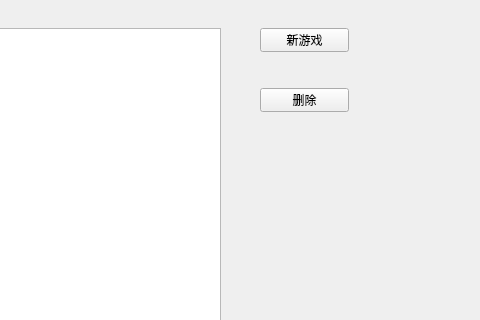
First picture: the form in widgets/recordbrowser.ui, repository creeper12356/QLink-by-creeper, before the edit; both pictures show x 320 to 800 and y 92 to 412 of the 800 by 600 pixel window.
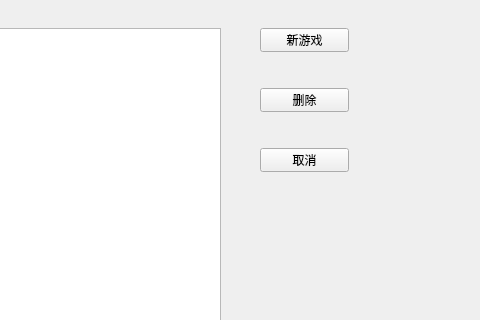
Second picture: the form after the edit.

Diff of the .ui file:
```diff
--- a/widgets/recordbrowser.ui
+++ b/widgets/recordbrowser.ui
@@ -89,6 +89,19 @@
     <string>删除</string>
    </property>
   </widget>
+  <widget class="QPushButton" name="cancel_button">
+   <property name="geometry">
+    <rect>
+     <x>580</x>
+     <y>240</y>
+     <width>89</width>
+     <height>24</height>
+    </rect>
+   </property>
+   <property name="text">
+    <string>取消</string>
+   </property>
+  </widget>
  </widget>
  <resources/>
  <connections/>
```
